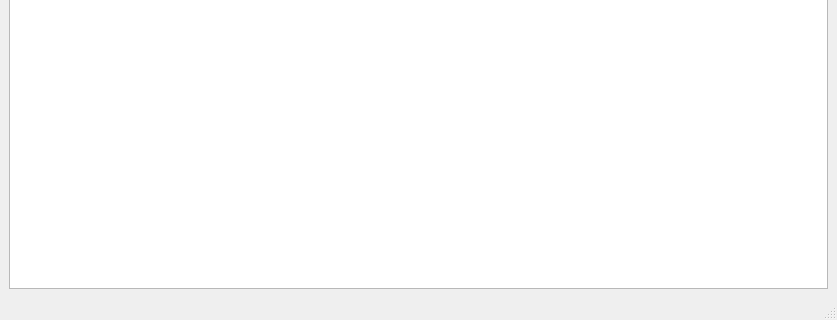
Above: TASK 2/Mp3_player/mainwindow.ui from Shadow2121/Second_Task before the change; both pictures show x 0 to 837 and y 167 to 487 of the 837 by 487 pixel window. Below: the same form after it.
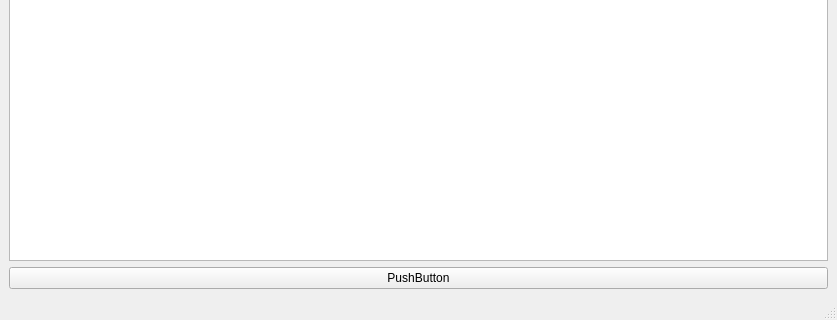
That is the form after the change. Icons and pictures are not drawn.

What changed in the file:
```diff
--- a/TASK 2/Mp3_player/mainwindow.ui
+++ b/TASK 2/Mp3_player/mainwindow.ui
@@ -63,6 +63,13 @@
     <item>
      <widget class="QListWidget" name="listWidget"/>
     </item>
+    <item>
+     <widget class="QPushButton" name="pushButton">
+      <property name="text">
+       <string>PushButton</string>
+      </property>
+     </widget>
+    </item>
    </layout>
   </widget>
   <widget class="QMenuBar" name="menubar">
```
